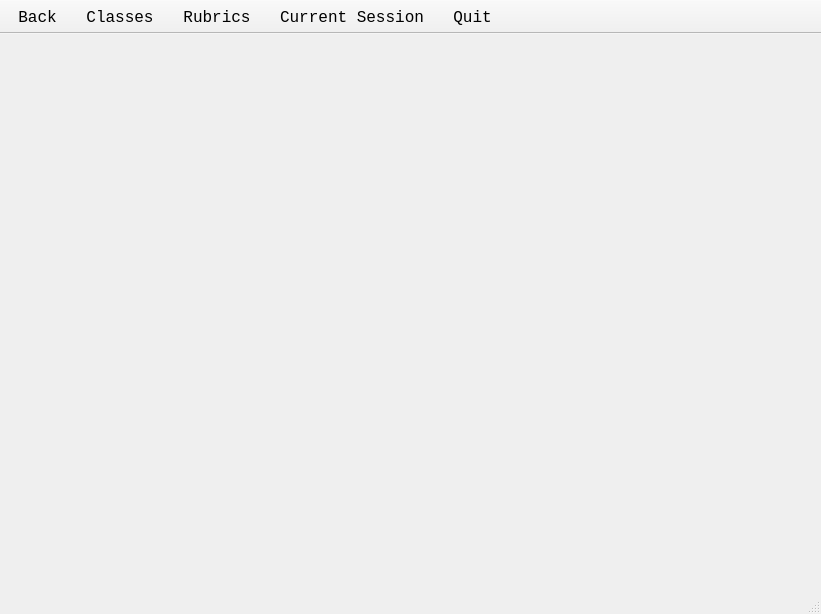
ezfe/grading-assistant-cs205, file GAUI/basescreen.ui: the form before one commit.
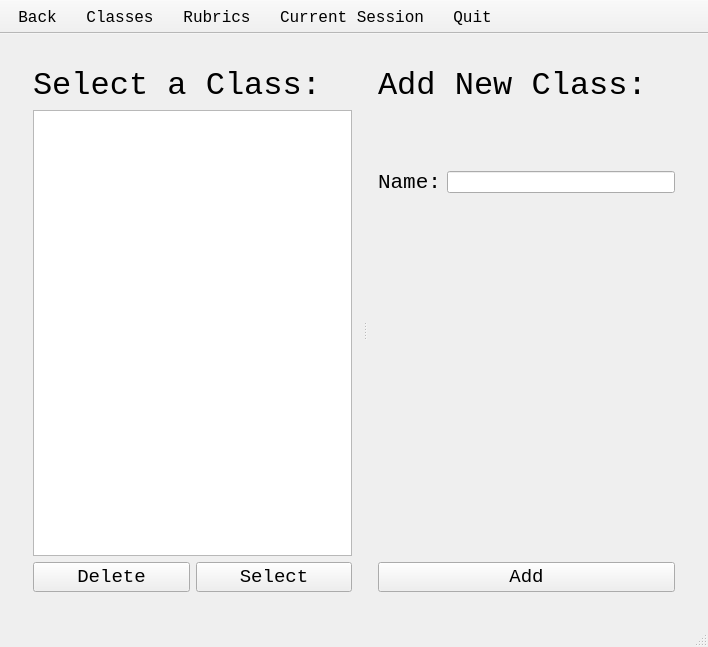
The form after the commit. The open tabs and pages were chosen to show the change.

Commit message: Worked on class page

Patch:
```diff
--- a/GAUI/basescreen.ui
+++ b/GAUI/basescreen.ui
@@ -6,8 +6,8 @@
    <rect>
     <x>0</x>
     <y>0</y>
-    <width>821</width>
-    <height>614</height>
+    <width>708</width>
+    <height>647</height>
    </rect>
   </property>
   <property name="windowTitle">
@@ -15,7 +15,7 @@
   </property>
   <widget class="QWidget" name="centralWidget">
    <layout class="QGridLayout" name="gridLayout">
-    <item row="1" column="0">
+    <item row="0" column="0">
      <widget class="QStackedWidget" name="stackedWidget">
       <property name="currentIndex">
        <number>0</number>
@@ -153,7 +153,156 @@
         </item>
        </layout>
       </widget>
-      <widget class="QWidget" name="classesPage"/>
+      <widget class="QWidget" name="classesPage">
+       <layout class="QGridLayout" name="gridLayout_4">
+        <item row="0" column="0">
+         <widget class="QSplitter" name="splitter">
+          <property name="orientation">
+           <enum>Qt::Horizontal</enum>
+          </property>
+          <widget class="QWidget" name="">
+           <layout class="QVBoxLayout" name="verticalLayout_2">
+            <item>
+             <widget class="QLabel" name="label_5">
+              <property name="font">
+               <font>
+                <family>Monospace</family>
+                <pointsize>24</pointsize>
+               </font>
+              </property>
+              <property name="text">
+               <string>Select a Class:</string>
+              </property>
+             </widget>
+            </item>
+            <item>
+             <widget class="QListWidget" name="classListWidget">
+              <property name="font">
+               <font>
+                <family>Monospace</family>
+                <pointsize>12</pointsize>
+               </font>
+              </property>
+             </widget>
+            </item>
+            <item>
+             <layout class="QHBoxLayout" name="horizontalLayout_2">
+              <item>
+               <widget class="QPushButton" name="deleteButton">
+                <property name="font">
+                 <font>
+                  <family>Monospace</family>
+                  <pointsize>14</pointsize>
+                 </font>
+                </property>
+                <property name="text">
+                 <string>Delete</string>
+                </property>
+               </widget>
+              </item>
+              <item>
+               <widget class="QPushButton" name="selectButton">
+                <property name="font">
+                 <font>
+                  <family>Monospace</family>
+                  <pointsize>14</pointsize>
+                 </font>
+                </property>
+                <property name="text">
+                 <string>Select</string>
+                </property>
+               </widget>
+              </item>
+             </layout>
+            </item>
+           </layout>
+          </widget>
+          <widget class="QWidget" name="">
+           <layout class="QVBoxLayout" name="verticalLayout">
+            <item>
+             <widget class="QLabel" name="label_6">
+              <property name="font">
+               <font>
+                <family>Monospace</family>
+                <pointsize>24</pointsize>
+               </font>
+              </property>
+              <property name="text">
+               <string>Add New Class:</string>
+              </property>
+             </widget>
+            </item>
+            <item>
+             <spacer name="verticalSpacer_4">
+              <property name="orientation">
+               <enum>Qt::Vertical</enum>
+              </property>
+              <property name="sizeType">
+               <enum>QSizePolicy::Preferred</enum>
+              </property>
+              <property name="sizeHint" stdset="0">
+               <size>
+                <width>20</width>
+                <height>60</height>
+               </size>
+              </property>
+             </spacer>
+            </item>
+            <item>
+             <layout class="QHBoxLayout" name="horizontalLayout">
+              <item>
+               <widget class="QLabel" name="label_7">
+                <property name="font">
+                 <font>
+                  <family>Monospace</family>
+                  <pointsize>16</pointsize>
+                 </font>
+                </property>
+                <property name="text">
+                 <string>Name:</string>
+                </property>
+               </widget>
+              </item>
+              <item>
+               <widget class="QLineEdit" name="classEdit"/>
+              </item>
+             </layout>
+            </item>
+            <item>
+             <spacer name="verticalSpacer_5">
+              <property name="orientation">
+               <enum>Qt::Vertical</enum>
+              </property>
+              <property name="sizeType">
+               <enum>QSizePolicy::MinimumExpanding</enum>
+              </property>
+              <property name="sizeHint" stdset="0">
+               <size>
+                <width>20</width>
+                <height>40</height>
+               </size>
+              </property>
+             </spacer>
+            </item>
+            <item>
+             <widget class="QPushButton" name="addNew">
+              <property name="font">
+               <font>
+                <family>Monospace</family>
+                <pointsize>14</pointsize>
+               </font>
+              </property>
+              <property name="text">
+               <string>Add</string>
+              </property>
+             </widget>
+            </item>
+           </layout>
+          </widget>
+         </widget>
+        </item>
+       </layout>
+      </widget>
       <widget class="QWidget" name="studentsPage"/>
       <widget class="QWidget" name="profilePage"/>
       <widget class="QWidget" name="rubricPage"/>
```
Left out of the diff: 2 changed lines with no effect on the pictures. The commit also changes 2 other files.
